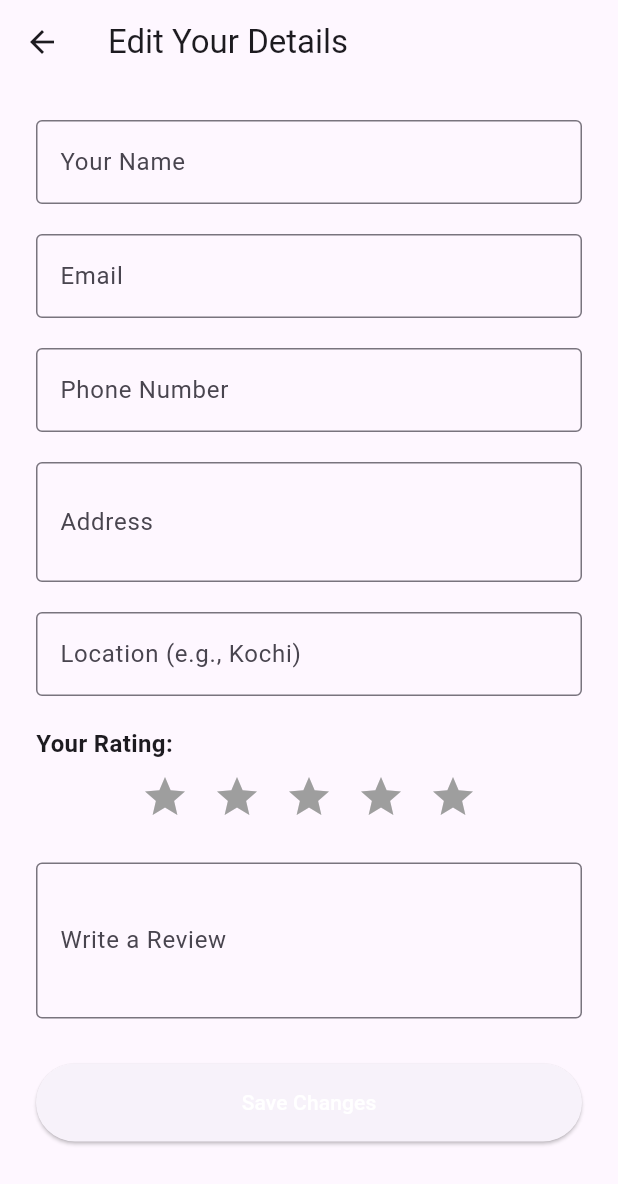
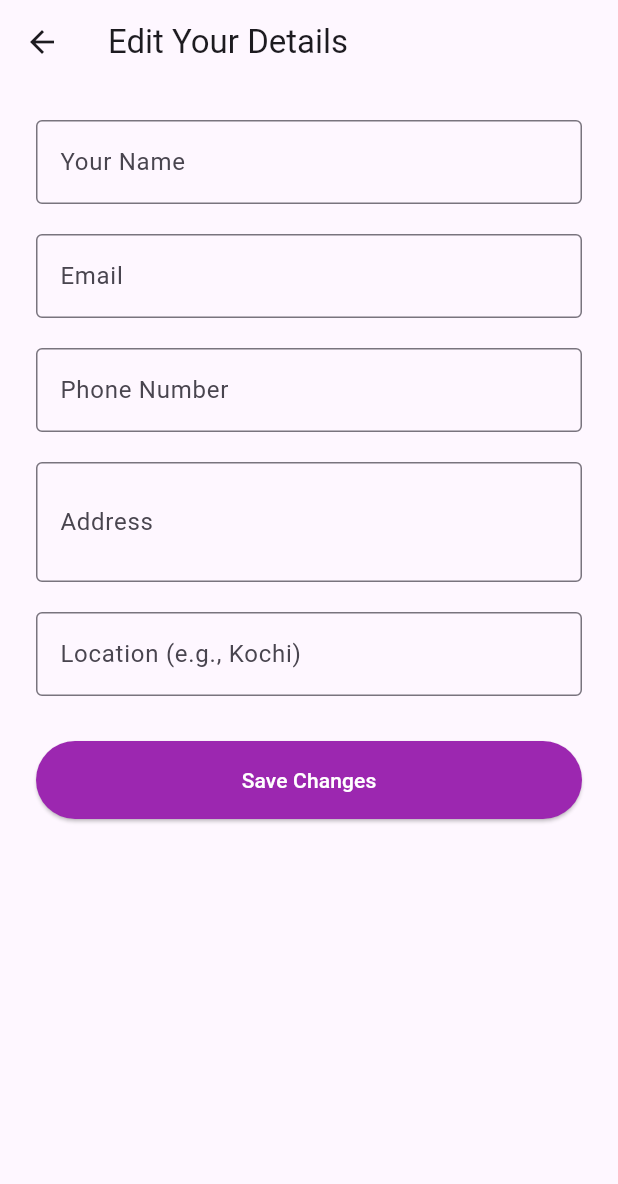
Before and after one commit to Nandana666/wedding_auth, a Flutter app: the EditUserProfilePage screen opened directly with empty values, on a phone screen of 412 x 824 dp. Shown: the top 1184 px of the screen. Run offline on Flutter 3.47's test engine with Material 3 defaults, Android fonts, the phone set to English and light mode, and no system bars; our stand-ins replace cloud_firestore, firebase_auth, firebase_core, image_picker, lottie; missing offline and left inert: cloudinary_public; accounts and stored records are empty.

Commit message:
edit user profile updated

```diff
--- a/lib/edit_user_profile_page.dart
+++ b/lib/edit_user_profile_page.dart
@@ -17,9 +17,7 @@ class _EditUserProfilePageState extends State<EditUserProfilePage> {
   late TextEditingController _locationController;
   late TextEditingController _phoneController;
   late TextEditingController _addressController;
-  late TextEditingController _reviewController;
 
-  double _rating = 0;
   bool _isSaving = false;
 
   @override
@@ -30,8 +28,6 @@ class _EditUserProfilePageState extends State<EditUserProfilePage> {
     _locationController = TextEditingController(text: widget.userData['location']);
     _phoneController = TextEditingController(text: widget.userData['phone']);
     _addressController = TextEditingController(text: widget.userData['address']);
-    _reviewController = TextEditingController(text: widget.userData['review'] ?? '');
-    _rating = (widget.userData['rating'] ?? 0).toDouble();
   }
 
   @override
@@ -41,7 +37,6 @@ class _EditUserProfilePageState extends State<EditUserProfilePage> {
     _locationController.dispose();
     _phoneController.dispose();
     _addressController.dispose();
-    _reviewController.dispose();
     super.dispose();
   }
 
@@ -57,8 +52,6 @@ class _EditUserProfilePageState extends State<EditUserProfilePage> {
           'location': _locationController.text.trim(),
           'phone': _phoneController.text.trim(),
           'address': _addressController.text.trim(),
-          'review': _reviewController.text.trim(),
-          'rating': _rating,
         });
 
         // Update Auth email if changed
@@ -96,27 +89,6 @@ class _EditUserProfilePageState extends State<EditUserProfilePage> {
         if (mounted) setState(() => _isSaving = false);
       }
     }
-  }
-
-  Widget _buildStarRating() {
-    return Row(
-      mainAxisAlignment: MainAxisAlignment.center,
-      children: List.generate(5, (index) {
-        final starIndex = index + 1;
-        return IconButton(
-          icon: Icon(
-            Icons.star,
-            color: starIndex <= _rating ? Colors.amber : Colors.grey,
-            size: 32,
-          ),
-          onPressed: () {
-            setState(() {
-              _rating = starIndex.toDouble();
-            });
-          },
-        );
-      }),
-    );
   }
 
   @override
@@ -196,28 +168,13 @@ class _EditUserProfilePageState extends State<EditUserProfilePage> {
                   border: OutlineInputBorder(),
                 ),
               ),
-              const SizedBox(height: 20),
-
-              // Rating
-              const Text("Your Rating:", style: TextStyle(fontSize: 16, fontWeight: FontWeight.bold)),
-              _buildStarRating(),
-              const SizedBox(height: 20),
-
-              // Review
-              TextFormField(
-                controller: _reviewController,
-                decoration: const InputDecoration(
-                  labelText: 'Write a Review',
-                  border: OutlineInputBorder(),
-                ),
-                maxLines: 3,
-              ),
               const SizedBox(height: 30),
 
-              // Save Button
+              // Save Button (Blue)
               ElevatedButton(
                 onPressed: _isSaving ? null : _saveChanges,
                 style: ElevatedButton.styleFrom(
+                  backgroundColor: Colors.purple, // Blue save button
                   padding: const EdgeInsets.symmetric(vertical: 16),
                 ),
                 child: _isSaving
```
Also changed, not shown: pubspec.lock.
